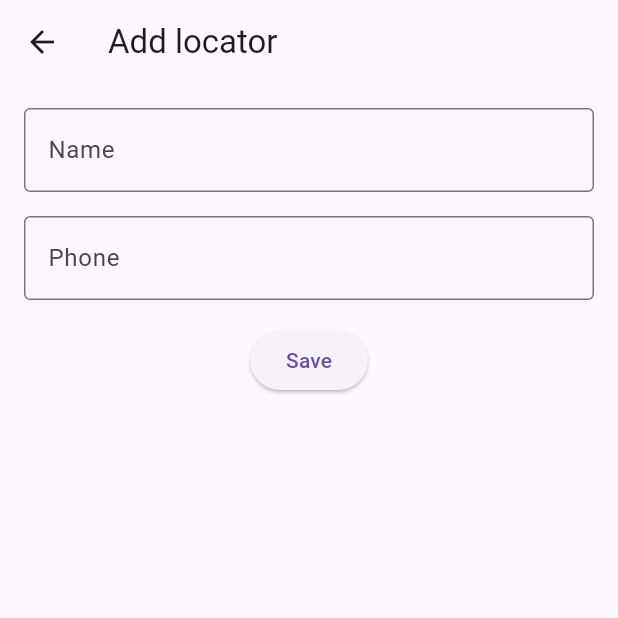
After one commit to akinik456/ncare, a Flutter app: the AddLocatorScreen screen opened directly, after a tap on "Save", on a phone screen of 412 x 824 dp, the top half of it. The commit adds this screen. Run offline on Flutter 3.47's test engine with Material 3 defaults, Android fonts, the phone set to English and light mode, and no system bars; our stand-ins replace cloud_firestore, firebase_core, firebase_messaging, geocoding, geolocator, permission_handler and 1 more; accounts and stored records are empty.

Commit message:
NCare: locator registration + requester name display (Firestore locators collection)

```diff
--- /dev/null
+++ b/lib/features/requester/add_locator_screen.dart
@@ -0,0 +1,70 @@
+import 'package:flutter/material.dart';
+import 'package:cloud_firestore/cloud_firestore.dart';
+
+class AddLocatorScreen extends StatefulWidget {
+  const AddLocatorScreen({super.key});
+
+  @override
+  State<AddLocatorScreen> createState() => _AddLocatorScreenState();
+}
+
+class _AddLocatorScreenState extends State<AddLocatorScreen> {
+  final _nameCtrl = TextEditingController();
+  final _phoneCtrl = TextEditingController();
+
+  Future<void> _save() async {
+    final name = _nameCtrl.text.trim();
+    final phone = _phoneCtrl.text.trim();
+
+    if (name.isEmpty || phone.isEmpty) return;
+
+    await FirebaseFirestore.instance
+        .collection('requesters')
+        .doc('default')
+        .collection('locators')
+        .add({
+      'name': name,
+      'phone': phone,
+      'createdAt': FieldValue.serverTimestamp(),
+      'active': true,
+    });
+
+    if (!mounted) return;
+    Navigator.pop(context);
+  }
+
+  @override
+  Widget build(BuildContext context) {
+    return Scaffold(
+      appBar: AppBar(title: const Text('Add locator')),
+      body: Padding(
+        padding: const EdgeInsets.all(16),
+        child: Column(
+          children: [
+            TextField(
+              controller: _nameCtrl,
+              decoration: const InputDecoration(
+                labelText: 'Name',
+                border: OutlineInputBorder(),
+              ),
+            ),
+            const SizedBox(height: 16),
+            TextField(
+              controller: _phoneCtrl,
+              decoration: const InputDecoration(
+                labelText: 'Phone',
+                border: OutlineInputBorder(),
+              ),
+              keyboardType: TextInputType.phone,
+            ),
+            const SizedBox(height: 16),
+            ElevatedButton(
+              onPressed: _save,
+              child: const Text('Save'),
+            ),
+          ],
+        ),
+      ),
+    );
+  }
+}
```
Also changed, not shown: lib/features/requester/requester_screen.dart (+47 -4 lines).
